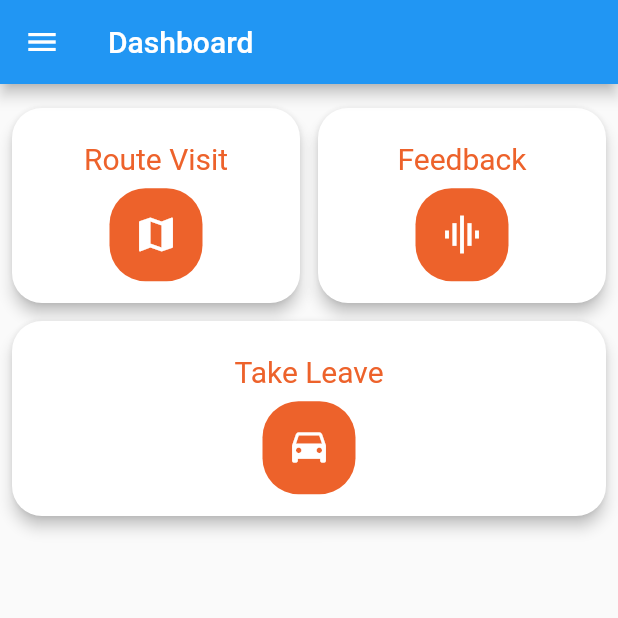
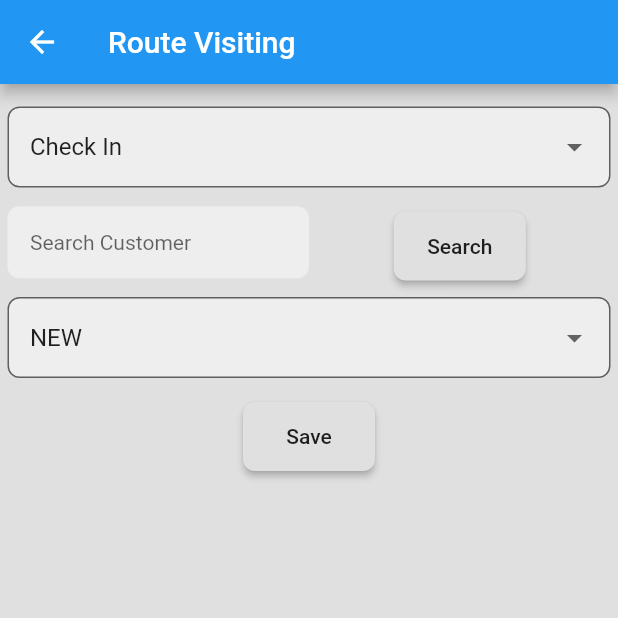
Before and after one commit to hvannak/gpstrackingplan, a Flutter app: the MyDashboard screen opened directly, after a tap on the "graphic eq" icon, on a phone screen of 412 x 824 dp, the top half of it. Run offline on Flutter 3.47's test engine with Material 2 defaults, Android fonts, the phone set to English and light mode, and no system bars; our stand-ins replace flutter_slidable, shared_preferences; accounts and stored records are empty; network calls fail.

Commit message:
visiting

```diff
--- a/lib/dashboard.dart
+++ b/lib/dashboard.dart
@@ -5,6 +5,7 @@ import 'package:flutter/material.dart';
 import 'package:flutter_staggered_grid_view/flutter_staggered_grid_view.dart';
 import 'package:gpstrackingplan/main.dart';
 import 'package:gpstrackingplan/routevisit.dart';
+import 'package:gpstrackingplan/routevisiting.dart';
 import 'package:gpstrackingplan/takeleave.dart';
 import 'package:shared_preferences/shared_preferences.dart';
 import 'package:http/http.dart' as http;
@@ -69,6 +70,12 @@ class _MyDashboardState extends State<MyDashboard> {
                                   context,
                                   MaterialPageRoute(
                                       builder: (context) => Takeleave()));
+                              break;
+                            case 'feedback':
+                              Navigator.push(
+                                  context,
+                                  MaterialPageRoute(
+                                      builder: (context) => Routevisiting()));
                               break;
                             default:
                           }
--- /dev/null
+++ b/lib/models/customermodel.dart
@@ -0,0 +1,13 @@
+class Customermodel {
+  final String customerID;
+  final String customerName;
+
+  Customermodel({this.customerID, this.customerName});
+
+  factory Customermodel.fromJson(Map<String, dynamic> json) {
+    return Customermodel(
+      customerID: json['CustomerID']['value'],
+      customerName: json['CustomerName']['value']
+    );
+  }
+}
--- /dev/null
+++ b/lib/models/gpsroutemodel.dart
@@ -0,0 +1,25 @@
+class Gpsroutemodel {
+  final String gpsID;
+  final String lat;
+  final String lng;
+  final DateTime gpsdatetime;
+  final String checkType;
+  final String customer;
+  final String image;
+  final String userId;
+
+  Gpsroutemodel({this.gpsID, this.lat, this.lng,this.gpsdatetime,this.checkType,this.customer,this.image,this.userId});
+
+  factory Gpsroutemodel.fromJson(Map<String, dynamic> json) {
+    return Gpsroutemodel(
+      gpsID: json['GpsID'],
+      lat: json['Lat'],
+      lng: json['Lng'],
+      gpsdatetime: json['Gpsdatetime'],
+      checkType:json['CheckType'],
+      customer:json['Customer'],
+      image:json['Image'],
+      userId:json['UserId']
+    );
+  }
+}
--- /dev/null
+++ b/lib/routevisiting.dart
@@ -0,0 +1,282 @@
+import 'dart:convert';
+import 'dart:io';
+
+import 'package:flutter/material.dart';
+import 'package:gpstrackingplan/models/customermodel.dart';
+import 'package:shared_preferences/shared_preferences.dart';
+import 'package:http/http.dart' as http;
+
+class Routevisiting extends StatelessWidget {
+  @override
+  Widget build(BuildContext context) {
+    return Scaffold(
+      appBar: AppBar(
+        title: Text('Route Visiting'),
+      ),
+      body: MyRouteVisiting(),
+    );
+  }
+}
+
+class MyRouteVisiting extends StatefulWidget {
+  @override
+  _MyRouteVisitingState createState() => _MyRouteVisitingState();
+}
+
+class _MyRouteVisitingState extends State<MyRouteVisiting> {
+  final _formKey = GlobalKey<FormState>();
+  final _globalKey = GlobalKey<ScaffoldState>();
+  String _token = '';
+  String _urlSetting = '';
+  String _checkType = 'IN';
+  String _customer = 'NEW';
+  String _image = '';
+  var _customerSearch = TextEditingController();
+  List<Customermodel> _listCustomer = [];
+
+  _loadSetting() async {
+    SharedPreferences prefs = await SharedPreferences.getInstance();
+    setState(() {
+      _token = (prefs.getString('token') ?? '');
+      _urlSetting = (prefs.getString('url') ?? '');
+    });
+  }
+
+  Future<List<Customermodel>> fetchCustomerData(String name) async {
+    final response = await http.get(_urlSetting + '/api/Customer/CustomerName/' + name, headers: {
+      HttpHeaders.contentTypeHeader: 'application/json',
+      HttpHeaders.authorizationHeader: "Bearer " + _token
+    });
+
+    if (response.statusCode == 200) {
+      var jsonData = jsonDecode(response.body);
+      _listCustomer = [];
+      for (var item in jsonData) {
+        Customermodel customermodel = Customermodel.fromJson(item);
+        _listCustomer.add(customermodel);
+      }
+      _listCustomer.sort((a, b) => b.customerName.compareTo(a.customerName));
+      print(_listCustomer.length);
+      return _listCustomer;
+    } else {
+      final snackBar = SnackBar(content: Text('Failed to load'));
+      _globalKey.currentState.showSnackBar(snackBar);
+      print(response.statusCode);
+      throw Exception('Failed to load post');
+    }
+  }
+
+  @override
+  void initState() {
+    super.initState();
+    _loadSetting();
+    _listCustomer.add(new Customermodel(
+      customerID: 'NEW',
+      customerName: 'NEW'
+    ));
+    _listCustomer.add(new Customermodel(
+      customerID: 'OLD',
+      customerName: 'OLD'
+    ));
+  }
+
+  @override
+  Widget build(BuildContext context) {
+    return Scaffold(
+        backgroundColor: Colors.grey[300],
+        key: _globalKey,
+        body: Stack(
+          children: <Widget>[
+            SingleChildScrollView(
+              child: Container(
+                child: Column(
+                  children: <Widget>[
+                    Padding(
+                        padding: EdgeInsets.all(5.0),
+                        child: Form(
+                          key: _formKey,
+                          child: Column(
+                            children: <Widget>[
+                              Padding(
+                                padding: EdgeInsets.symmetric(vertical: 10.0),
+                                child: DropdownButtonFormField(
+                                  items: [
+                                    DropdownMenuItem<String>(
+                                      child: Text('Check In'),
+                                      value: 'IN',
+                                    ),
+                                    DropdownMenuItem<String>(
+                                      child: Text('Check Out'),
+                                      value: 'OUT',
+                                    ),
+                                    DropdownMenuItem<String>(
+                                      child: Text('Depo/Farm'),
+                                      value: 'CUS',
+                                    ),
+                                    DropdownMenuItem<String>(
+                                      child: Text('Sub Depo'),
+                                      value: 'SUB',
+                                    ),
+                                  ],
+                                  onChanged: (String value) {
+                                    setState(() {
+                                      _checkType = value;
+                                      print(_checkType);
+                                    });
+                                  },
+                                  validator: (val) => val == null
+                                      ? "Check type is required"
+                                      : null,
+                                  hint: Text('Select Item'),
+                                  value: _checkType,
+                                  decoration: InputDecoration(
+                                    border: OutlineInputBorder(
+                                        borderRadius: BorderRadius.circular(8),
+                                        borderSide: BorderSide(
+                                          style: BorderStyle.solid,
+                                        )),
+                                    filled: true,
+                                    fillColor: Colors.grey[200],
+                                    contentPadding: EdgeInsets.all(15.0),
+                                  ),
+                                ),
+                              ),
+                              Row(
+                                mainAxisAlignment: MainAxisAlignment.center,
+                                children: <Widget>[
+                                  Expanded(
+                                    child: Padding(
+                                        padding: EdgeInsets.symmetric(
+                                            vertical: 1.0),
+                                        child: TextFormField(
+                                          controller: _customerSearch,
+                                          autocorrect: false,
+                                          autofocus: false,
+                                          style: TextStyle(fontSize: 14.0),
+                                          decoration: InputDecoration(
+                                            hintText: "Search Customer",
+                                            border: OutlineInputBorder(
+                                                borderRadius:
+                                                    BorderRadius.circular(8),
+                                                borderSide: BorderSide(
+                                                  width: 0,
+                                                  style: BorderStyle.none,
+                                                )),
+                                            filled: true,
+                                            fillColor: Colors.grey[200],
+                                            contentPadding:
+                                                EdgeInsets.all(15.0),
+                                          ),
+                                        )),
+                                  ),
+                                  Expanded(
+                                    child: Padding(
+                                        padding: EdgeInsets.only(top: 5.0),
+                                        child: Row(
+                                          mainAxisAlignment:
+                                              MainAxisAlignment.center,
+                                          children: <Widget>[
+                                            Center(
+                                              child: RaisedButton(
+                                                padding: EdgeInsets.symmetric(
+                                                    vertical: 15.0),
+                                                shape:
+                                                    new RoundedRectangleBorder(
+                                                  borderRadius:
+                                                      new BorderRadius.circular(
+                                                          8.0),
+                                                ),
+                                                onPressed: () {
+                                                  fetchCustomerData(_customerSearch.text);
+                                                },
+                                                child: Text(
+                                                  'Search',
+                                                  style:
+                                                      TextStyle(fontSize: 14.0),
+                                                ),
+                                              ),
+                                            )
+                                          ],
+                                        )),
+                                  )
+                                ],
+                              ),
+                              Padding(
+                                padding: EdgeInsets.symmetric(vertical: 10.0),
+                                child: DropdownButtonFormField(
+                                  // items: [
+                                  //   DropdownMenuItem<String>(
+                                  //     child: Text('-NEW-'),
+                                  //     value: 'NEW',
+                                  //   ),
+                                  //   DropdownMenuItem<String>(
+                                  //     child: Text('-OLD-'),
+                                  //     value: 'OLD',
+                                  //   ),
+                                  // ],
+                                  items: _listCustomer.map((f) =>DropdownMenuItem(
+                                    child: Text(f.customerName),
+                                    value: f.customerName,
+                                  )).toList(),
+                                  onChanged: (String value) {
+                                    setState(() {
+                                      _customer = value;
+                                      print(_customer);
+                                    });
+                                  },
+                                  validator: (val) => val == null
+                                      ? "Customer is required"
+                                      : null,
+                                  hint: Text('Select Item'),
+                                  value: _customer,
+                                  decoration: InputDecoration(
+                                    border: OutlineInputBorder(
+                                        borderRadius: BorderRadius.circular(8),
+                                        borderSide: BorderSide(
+                                          style: BorderStyle.solid,
+                                        )),
+                                    filled: true,
+                                    fillColor: Colors.grey[200],
+                                    contentPadding: EdgeInsets.all(15.0),
+                                  ),
+                                ),
+                              ),
+                              Padding(
+                                  padding: EdgeInsets.only(top: 5.0),
+                                  child: Row(
+                                    mainAxisAlignment: MainAxisAlignment.center,
+                                    children: <Widget>[
+                                      Center(
+                                        child: RaisedButton(
+                                          padding: EdgeInsets.symmetric(
+                                              vertical: 15.0),
+                                          shape: new RoundedRectangleBorder(
+                                            borderRadius:
+                                                new BorderRadius.circular(8.0),
+                                          ),
+                                          onPressed: () {
+                                            if (_formKey.currentState
+                                                .validate()) {
+                                              // showSnackbar(context);
+
+                                            }
+                                          },
+                                          child: Text(
+                                            'Save',
+                                            style: TextStyle(fontSize: 14.0),
+                                          ),
+                                        ),
+                                      )
+                                    ],
+                                  ))
+                            ],
+                          ),
+                        ))
+                  ],
+                ),
+              ),
+            )
+          ],
+        ));
+  }
+}
```
